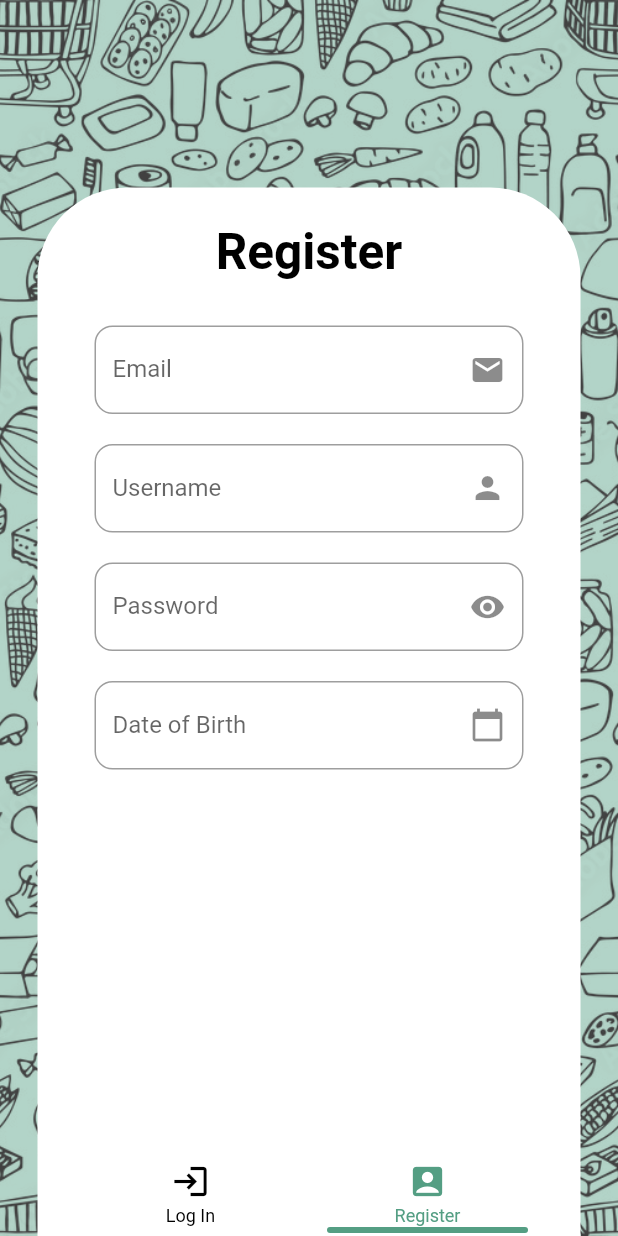
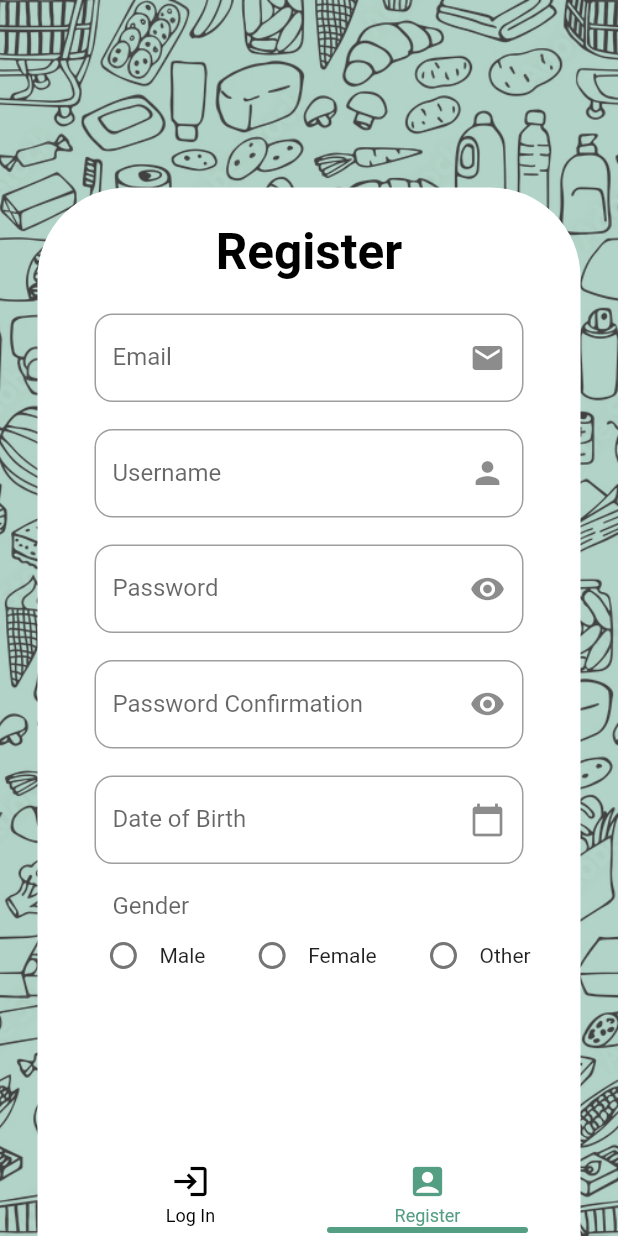
Before and after one commit to SteevenAlbert/AR-Grocery-Shopping-Companion, a Flutter app: the screen it shows after launch, item 2 of the bottom bar chosen, on a phone screen of 412 x 824 dp. Run offline on Flutter 3.47's test engine with Material 2 defaults, Android fonts, the phone set to English and light mode, and no system bars; drawn by our look-alikes of persistent_bottom_nav_bar; our stand-ins replace carousel_slider, cloud_firestore, firebase_core, fl_chart, flutter_riverpod, flutter_svg and 6 more; missing offline and left inert: animated_button, augmented_reality_plugin_wikitude, chip_list, favorite_button, flutter_session_manager; accounts and stored records are empty; Roboto replaces fonts that are missing (Ubuntu).

Commit message:
updates in register form

```diff
--- a/lib/screens/authentication/custom_widgets.dart
+++ b/lib/screens/authentication/custom_widgets.dart
@@ -1,12 +1,13 @@
 import 'package:flutter/material.dart';
 import 'package:animated_button/animated_button.dart';
+import 'package:cloud_firestore/cloud_firestore.dart';
 
 Widget customTitle({
   required BuildContext context,
   required String text,
 }) {
   return Padding(
-      padding: const EdgeInsets.only(top: 0, bottom: 20, left: 15, right: 15),
+      padding: const EdgeInsets.only(top: 0, bottom: 13, left: 0, right: 0),
       child: Text(
         text,
         style: TextStyle(
@@ -21,19 +22,23 @@ Widget customTextFormField({
   required BuildContext context,
   required String labelText,
   required IconData icon,
+  TextEditingController? controller,
   required String errorMessage,
   String? regex = "(.*?)",
   String? errorMessage2 = "",
-  TextEditingController? controller,
+  String? confirm,
+  String? errorMessage3 = "",
+  bool unique_username = false,
+  String? errorMessage4 = "",
   bool? obscureText = false,
   void Function()? toggle,
   bool? readOnly = false,
   void Function()? onTap,
 }) {
   return Padding(
-    padding:
-        const EdgeInsets.only(top: 10, bottom: 10, left: 15.0, right: 15.0),
+    padding: const EdgeInsets.only(top: 9, bottom: 9, left: 15.0, right: 15.0),
     child: TextFormField(
+      // autovalidateMode: AutovalidateMode.always,
       controller: controller,
       validator: (value) {
         if (value == null || value.isEmpty) {
@@ -41,6 +46,27 @@ Widget customTextFormField({
         } else if (!value.contains(new RegExp(regex!))) {
           return errorMessage2;
         }
+
+        if (confirm != null) {
+          if (value != confirm) {
+            return errorMessage3;
+          }
+        }
+        bool unique = false;
+        if (unique_username) {
+          () async {
+            Future<bool> IsUserUnique() async {
+              return await FirebaseFirestore.instance
+                  .collection('users')
+                  .where('name', isEqualTo: value)
+                  .get()
+                  .then((list) => list.size > 0 ? false : true);
+            }
+
+            (await IsUserUnique()) ? unique = false : unique = true;
+          };
+        }
+        if (!unique) return "Username already taken.";
         return null;
       },
       obscureText: obscureText!,
@@ -74,6 +100,25 @@ Widget customTextFormField({
 
 //--------------------------------------------------------------------------------------------//
 
+Widget customRadioButton(
+    {required String title,
+    required int value,
+    required int groupValue,
+    void Function(int?)? onChanged}) {
+  return Row(
+    children: [
+      Radio(
+        value: value,
+        groupValue: groupValue,
+        onChanged: onChanged,
+      ),
+      Text(title)
+    ],
+  );
+}
+
+//--------------------------------------------------------------------------------------------//
+
 Widget customAnimatedButton({
   required BuildContext context,
   required String text,
--- a/lib/screens/authentication/register.dart
+++ b/lib/screens/authentication/register.dart
@@ -15,13 +15,19 @@ class RegisterScreen extends StatefulWidget {
 
 class RegisterScreenState extends State<RegisterScreen> {
   final GlobalKey<FormState> _formKey = GlobalKey();
+  TextEditingController emailController = new TextEditingController();
   TextEditingController usernameController = new TextEditingController();
+  TextEditingController passwordController = new TextEditingController();
+  final TextEditingController confirmPasswordController =
+      TextEditingController();
+  TextEditingController dateController = TextEditingController();
 
   bool _isHidden = true;
+  int groupValue = -1;
 
   @override
   void initState() {
-    dateinput.text = "";
+    dateController.text = "";
     super.initState();
   }
 
@@ -30,8 +36,6 @@ class RegisterScreenState extends State<RegisterScreen> {
       _isHidden = !_isHidden;
     });
   }
-
-  TextEditingController dateinput = TextEditingController();
 
   void datePicker() async {
     DateTime? pickedDate = await showDatePicker(
@@ -43,18 +47,19 @@ class RegisterScreenState extends State<RegisterScreen> {
     if (pickedDate != null) {
       String formattedDate = DateFormat('dd-MM-yyyy').format(pickedDate);
       setState(() {
-        dateinput.text = formattedDate;
+        dateController.text = formattedDate;
       });
     }
   }
 
   void _register() async {
+    print(groupValue);
+
     if (_formKey.currentState!.validate()) {
       //...create new user...//
 
       final docUser = FirebaseFirestore.instance.collection('users').doc();
 
-      //to json
       final json = {
         'name': "Steven!!!",
         'age': 21,
@@ -81,7 +86,11 @@ class RegisterScreenState extends State<RegisterScreen> {
           ),
           customTextFormField(
             context: context,
+            controller: emailController,
             errorMessage: 'Please enter your email.',
+            regex:
+                r'^(([^<>()[\]\\.,;:\s@\"]+(\.[^<>()[\]\\.,;:\s@\"]+)*)|(\".+\"))@((\[[0-9]{1,3}\.[0-9]{1,3}\.[0-9]{1,3}\.[0-9]{1,3}\])|(([a-zA-Z\-0-9]+\.)+[a-zA-Z]{2,}))$',
+            errorMessage2: "Email format is incorrect.",
             labelText: "Email",
             icon: Icons.mail,
           ),
@@ -91,9 +100,11 @@ class RegisterScreenState extends State<RegisterScreen> {
             errorMessage: 'Please enter your username.',
             labelText: "Username",
             icon: Icons.person,
+            unique_username: true,
           ),
           customTextFormField(
             context: context,
+            controller: passwordController,
             errorMessage: 'Please enter your password.',
             regex: "r'[!@#\$%^&*(),.?\":{}|<>]'",
             errorMessage2: 'Password must have a Special Character.',
@@ -104,12 +115,54 @@ class RegisterScreenState extends State<RegisterScreen> {
           ),
           customTextFormField(
               context: context,
+              controller: confirmPasswordController,
+              errorMessage: 'Please enter your password confirmation.',
+              obscureText: _isHidden,
+              labelText: "Password Confirmation",
+              toggle: _togglePasswordView,
+              icon: (_isHidden ? Icons.visibility : Icons.visibility_off),
+              confirm: passwordController.text,
+              errorMessage3: "Confirmation doesn't match password"),
+          customTextFormField(
+              context: context,
+              controller: dateController,
               labelText: "Date of Birth",
               icon: Icons.calendar_today,
               errorMessage: "Please enter Date of Birth",
-              controller: dateinput,
               readOnly: true,
               onTap: datePicker),
+          Padding(
+            padding:
+                const EdgeInsets.only(top: 9, bottom: 0, left: 27.0, right: 0),
+            child: Text(
+              "Gender",
+              style:
+                  TextStyle(color: Theme.of(context).hintColor, fontSize: 16),
+            ),
+          ),
+          Row(
+            mainAxisAlignment: MainAxisAlignment.spaceAround,
+            children: [
+              customRadioButton(
+                title: "Male",
+                value: 2,
+                groupValue: groupValue,
+                onChanged: (newValue) => setState(() => groupValue = newValue!),
+              ),
+              customRadioButton(
+                title: "Female",
+                value: 1,
+                groupValue: groupValue,
+                onChanged: (newValue) => setState(() => groupValue = newValue!),
+              ),
+              customRadioButton(
+                title: "Other",
+                value: 0,
+                groupValue: groupValue,
+                onChanged: (newValue) => setState(() => groupValue = newValue!),
+              ),
+            ],
+          ),
           Center(
             child: customAnimatedButton(
               context: context,
--- a/pubspec.yaml
+++ b/pubspec.yaml
@@ -62,6 +62,7 @@ dependencies:
   wakelock: ^0.6.2
   firebase_core: any
   cloud_firestore: any
+  firebase_auth: ^4.2.2
 
 # flutter_native_splash:
   # color: "#ffffff"
```
Also changed, not shown: pubspec.lock, 1 other file.
